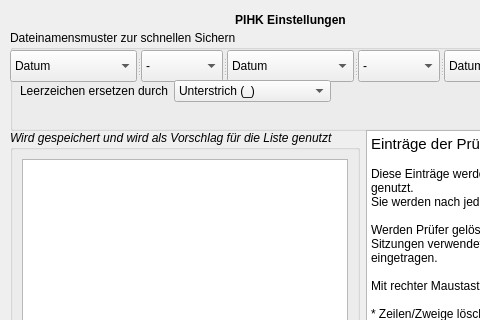
effzett/pihk, file preferences.ui: the form before one commit; both pictures show x 0 to 480 and y 0 to 320 of the 683 by 479 pixel window.
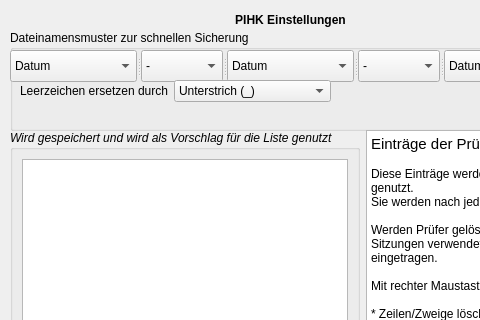
The form after the commit.

Commit message: Warnung wird inkompatible/verbotene Filenames ausgegeben

Diff of the .ui file:
```diff
--- a/preferences.ui
+++ b/preferences.ui
@@ -73,7 +73,7 @@
     </rect>
    </property>
    <property name="title">
-    <string>Dateinamensmuster zur schnellen Sichern</string>
+    <string>Dateinamensmuster zur schnellen Sicherung</string>
    </property>
    <widget class="QSplitter" name="splitter">
     <property name="geometry">
```
The commit also changes 2 other files.
